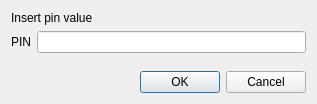
This is CertMan/pin_dlg.ui in jykim74/CertMan as Qt 5 draws it before an edit. The edited form follows.
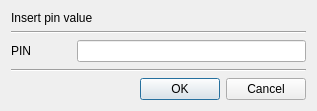
This is the edited form.

Diff of the .ui file:
```diff
--- a/CertMan/pin_dlg.ui
+++ b/CertMan/pin_dlg.ui
@@ -7,24 +7,51 @@
     <x>0</x>
     <y>0</y>
     <width>317</width>
-    <height>104</height>
+    <height>111</height>
    </rect>
   </property>
   <property name="windowTitle">
    <string>PIN</string>
   </property>
-  <layout class="QGridLayout" name="gridLayout">
-   <item row="1" column="1">
-    <widget class="QLineEdit" name="mPinText"/>
-   </item>
-   <item row="1" column="0">
-    <widget class="QLabel" name="label_2">
+  <layout class="QVBoxLayout" name="verticalLayout">
+   <item>
+    <widget class="QLabel" name="label">
      <property name="text">
-      <string>PIN</string>
+      <string>Insert pin value</string>
      </property>
     </widget>
    </item>
-   <item row="2" column="0">
+   <item>
+    <widget class="Line" name="line">
+     <property name="orientation">
+      <enum>Qt::Horizontal</enum>
+     </property>
+    </widget>
+   </item>
+   <item>
+    <layout class="QGridLayout" name="gridLayout">
+     <property name="topMargin">
+      <number>0</number>
+     </property>
+     <item row="0" column="0">
+      <widget class="QLabel" name="label_2">
+       <property name="minimumSize">
+        <size>
+         <width>60</width>
+         <height>0</height>
+        </size>
+       </property>
+       <property name="text">
+        <string>PIN</string>
+       </property>
+      </widget>
+     </item>
+     <item row="0" column="1">
+      <widget class="QLineEdit" name="mPinText"/>
+     </item>
+    </layout>
+   </item>
+   <item>
     <spacer name="verticalSpacer">
      <property name="orientation">
       <enum>Qt::Vertical</enum>
@@ -37,7 +64,14 @@
      </property>
     </spacer>
    </item>
-   <item row="3" column="0" colspan="2">
+   <item>
+    <widget class="Line" name="line_2">
+     <property name="orientation">
+      <enum>Qt::Horizontal</enum>
+     </property>
+    </widget>
+   </item>
+   <item>
     <widget class="QDialogButtonBox" name="buttonBox">
      <property name="orientation">
       <enum>Qt::Horizontal</enum>
@@ -47,13 +81,6 @@
      </property>
     </widget>
    </item>
-   <item row="0" column="0" colspan="2">
-    <widget class="QLabel" name="label">
-     <property name="text">
-      <string>Insert pin value</string>
-     </property>
-    </widget>
-   </item>
   </layout>
  </widget>
  <resources/>
```
